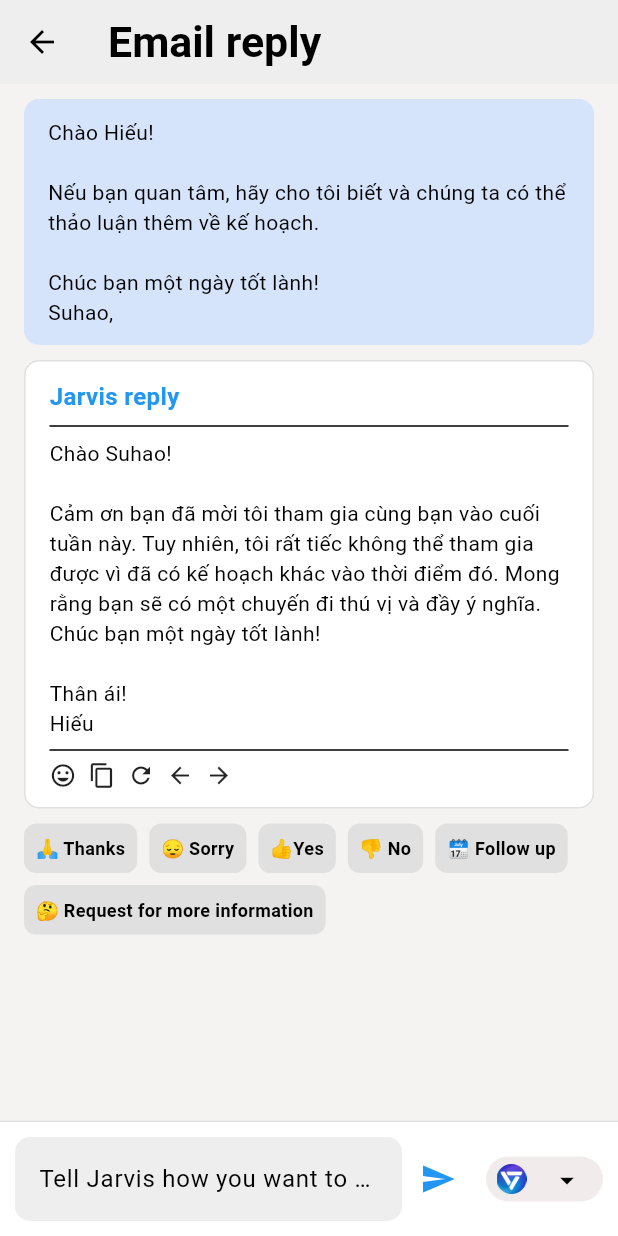
After one commit to korrotta/New-Jarvis, a Flutter app: the ScreenEmail screen opened directly, on a phone screen of 412 x 824 dp. The commit adds this screen. Run offline on Flutter 3.47's test engine with Material 3 defaults, Android fonts, the phone set to English and light mode, and no system bars; Roboto replaces fonts that are missing (Arial, Times New Roman).

Commit message:
upcode screen Email

```diff
--- a/newjarvis/lib/pages/home_page.dart
+++ b/newjarvis/lib/pages/home_page.dart
@@ -3,6 +3,7 @@ import 'package:newjarvis/components/floating_button.dart';
 import 'package:newjarvis/components/side_bar.dart';
 import 'package:newjarvis/pages/chat_page.dart';
 import 'package:newjarvis/pages/screen_art.dart';
+import 'package:newjarvis/pages/screen_email.dart';
 import 'package:newjarvis/pages/screen_write.dart';
 
 class HomePage extends StatefulWidget {
@@ -36,7 +37,7 @@ class _HomePageState extends State<HomePage> {
       case 6:
         return const Center(child: Text("Toolkit Page")); // Toolkit Page
       case 7:
-        return const Center(child: Text("Memo Page")); // Memo Page
+        return const ScreenEmail(); // Email Page
       case 8:
         return const Center(child: Text("Devices Page")); // Devices Page
       case 9:
--- /dev/null
+++ b/newjarvis/lib/pages/screen_email.dart
@@ -0,0 +1,248 @@
+import 'package:flutter/material.dart';
+
+class ScreenEmail extends StatefulWidget {
+  const ScreenEmail({super.key});
+
+  @override
+  State<ScreenEmail> createState() {
+    return _ScreenEmailState();
+  }
+}
+
+class _ScreenEmailState extends State<ScreenEmail> {
+
+  int selectedSmallIndexLength = -1;
+  final List<String> listLength = ["🙏 Thanks", "😔 Sorry", "👍Yes", "👎 No", "🗓️ Follow up", "🤔 Request for more information"];
+
+  @override
+  Widget build(BuildContext context) {
+    return SafeArea(
+      child: Scaffold(
+        backgroundColor: const Color.fromARGB(255, 245, 242, 242),
+        appBar: _buildAppBar(),
+        body: _buildBody(),
+        bottomNavigationBar: _buildBottomChat(),
+      ),
+    );
+  }
+
+  AppBar _buildAppBar() {
+    return AppBar(
+      backgroundColor: const Color.fromRGBO(238, 238, 238, 1),
+      title: const Text(
+        "Email reply",
+        style: TextStyle(
+            color: Colors.black,
+            fontWeight: FontWeight.w700,
+            fontFamily: "Times New Roman"),
+        textAlign: TextAlign.left,
+        textScaleFactor: 1.3,
+      ),
+      elevation: 0,
+    );
+  }
+
+  Widget _buildBody() {
+    return SingleChildScrollView(
+      child: Padding(
+        padding: const EdgeInsets.symmetric(horizontal: 16.0, vertical: 10.0),
+        child: Column(
+          children: [
+            _buildUserChat(),
+            const SizedBox(height: 10.0),
+            _buildAIReply(),
+            const SizedBox(height: 10.0),
+            _buildOptionEmail(),
+          ],
+        ),
+      ),
+    );
+  }
+
+  Widget _buildUserChat() {
+    return Container(
+      padding: const EdgeInsets.symmetric(horizontal: 16.0, vertical: 12.0),
+      decoration: BoxDecoration(
+        color: const Color.fromARGB(235, 210, 227, 252), // Nền màu xanh nhạt
+        borderRadius: BorderRadius.circular(10.0),
+      ),
+      child: const Text(
+        "Chào Hiếu!\n\nNếu bạn quan tâm, hãy cho tôi biết và chúng ta có thể thảo luận thêm về kế hoạch.\n\nChúc bạn một ngày tốt lành!\nSuhao,",
+        style: TextStyle(fontSize: 14.0),
+      ),
+    );
+  }
+
+  Widget _buildAIReply() {
+    return Container(
+
+
+      padding: const EdgeInsets.symmetric(horizontal: 16.0, vertical: 12.0),
+      decoration: BoxDecoration(
+        color: Colors.white, // Nền màu trắng cho AI
+        borderRadius: BorderRadius.circular(10.0),
+        border: Border.all(color: Colors.grey.shade300),
+      ),
+
+      child: const Column(
+        crossAxisAlignment: CrossAxisAlignment.start,
+        children: [
+          // Tiêu đề trả lời của AI
+          Text(
+            "Jarvis reply",
+            style: TextStyle(
+                fontSize: 16.0,
+                fontWeight: FontWeight.bold,
+                color: Colors.blue),
+          ),
+          Divider(),
+          // Nội dung trả lời của AI
+          Text(
+            "Chào Suhao!\n\nCảm ơn bạn đã mời tôi tham gia cùng bạn vào cuối tuần này. Tuy nhiên, tôi rất tiếc không thể tham gia được vì đã có kế hoạch khác vào thời điểm đó. Mong rằng bạn sẽ có một chuyến đi thú vị và đầy ý nghĩa. Chúc bạn một ngày tốt lành!\n\nThân ái!\nHiếu",
+            style: TextStyle(fontSize: 14.0),
+          ),
+          Divider(),
+          // Các nút bổ trợ
+          Row(
+            mainAxisAlignment: MainAxisAlignment.spaceBetween,
+            children: [
+              Row(
+                children: [
+                  Icon(Icons.insert_emoticon, size: 18),
+                  SizedBox(width: 8),
+                  Icon(Icons.copy, size: 18),
+                  SizedBox(width: 8),
+                  Icon(Icons.refresh, size: 18),
+                  SizedBox(width: 8),
+                  Icon(Icons.arrow_back, size: 18),
+                  SizedBox(width: 8),
+                  Icon(Icons.arrow_forward, size: 18),
+                ],
+              ),
+            ],
+          ),
+
+        ],
+      ),
+    );
+  }
+
+  Widget _buildOptionEmail(){
+
+    return // Length
+            Align(
+
+            alignment: Alignment.centerLeft,
+            child: LayoutBuilder(builder: (context, constraints){
+            return Wrap(
+                  spacing: 8.0,
+                  runSpacing: 8.0,
+                  children: List.generate(6, (index) {
+                    return GestureDetector(
+                      onTap: () {
+                        setState(() {
+                          selectedSmallIndexLength = (index >= 0 && index < listLength.length) ? index : -1;
+                        });
+                      },
+
+                      child: IntrinsicWidth(
+                      child: Container(
+                        alignment: Alignment.center,
+                        padding: const EdgeInsets.symmetric(horizontal: 8.0, vertical: 8.0),
+                        decoration: BoxDecoration(
+                          color: selectedSmallIndexLength == index ? const Color.fromARGB(255, 202, 172, 241) : Colors.grey[300],
+                          borderRadius: BorderRadius.circular(8.0),
+                        ),
+
+                        child: Text(
+                          listLength[index],
+                          style: TextStyle(
+                            fontWeight: FontWeight.bold,
+                            fontSize: 12,
+                            fontFamily: "Arial",
+                            color: selectedSmallIndexLength == index ? const Color.fromARGB(255, 0, 0, 0) : Colors.black,
+                          ),
+                        ),
+                      )
+                    )
+                    );
+                  }),
+                );
+            }
+            )
+            );
+
+
+  }
+
+  Widget _buildBottomChat() {
+  return Container(
+    padding: const EdgeInsets.all(10.0),
+    decoration: BoxDecoration(
+      color: Colors.white,
+      border: Border(
+        top: BorderSide(color: Colors.grey.shade300),
+      ),
+    ),
+    child: Row(
+      children: [
+        Expanded(
+          child: TextField(
+            decoration: InputDecoration(
+              hintText: 'Tell Jarvis how you want to reply...',
+              border: OutlineInputBorder(
+                borderRadius: BorderRadius.circular(10.0),
+                borderSide: BorderSide.none,
+              ),
+              fillColor: Colors.grey.shade200,
+              filled: true,
+            ),
+          ),
+        ),
+        IconButton(
+          icon: const Icon(Icons.send, color: Colors.blue),
+          onPressed: () {
+            // Xử lý khi nhấn gửi
+          },
+        ),
+        const SizedBox(width: 8.0),
+        Container(
+          height: 30,
+          decoration: BoxDecoration(
+            color: const Color.fromARGB(235, 240, 233, 233),
+            borderRadius: BorderRadius.circular(35.0),
+          ),
+          child: Center(
+            child: Row(
+              mainAxisAlignment: MainAxisAlignment.center,
+              children: [
+                const SizedBox(width: 7.0),
+                // Sử dụng Image.asset để hiển thị hình ảnh avatar
+                Image.asset(
+                  'assets/icons/icon.png', // Đường dẫn tới ảnh
+                  width: 20.0, // Kích thước của ảnh
+                  height: 20.0,
+                ),
+                const SizedBox(width: 3.0),
+
+                Transform.translate(
+                  offset: const Offset(0, -3.0),
+                  child: IconButton(
+                    icon: const Icon(Icons.arrow_drop_down),
+                    iconSize: 22,
+                    onPressed: () {
+                      // Xử lý khi nhấn dropdown
+                    },
+                  ),
+                ),
+              ],
+            ),
+          ),
+        ),
+      ],
+    ),
+  );
+}
+
+
+}
```
